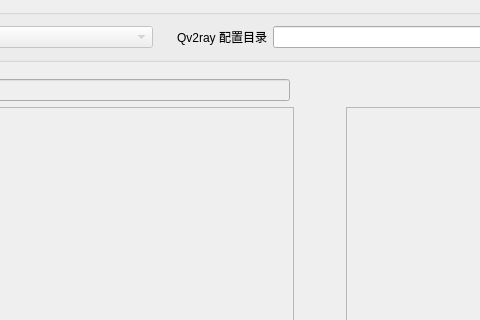
cangyin/PQv2ray, file ui/mainwin.ui: the form before one commit; both pictures show x 115 to 595 and y 0 to 320 of the 998 by 712 pixel window.
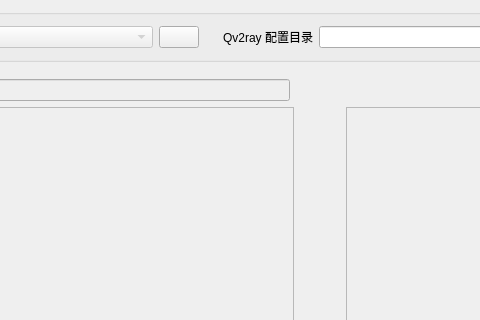
The form after the commit. Custom widgets are drawn as their Qt base class.

Commit message: feature: refresh button

What changed in the file:
```diff
--- a/ui/mainwin.ui
+++ b/ui/mainwin.ui
@@ -302,6 +302,19 @@
            </property>
           </widget>
          </item>
+         <item>
+          <widget class="QPushButton" name="btnRefreshList">
+           <property name="sizePolicy">
+            <sizepolicy hsizetype="Fixed" vsizetype="Fixed">
+             <horstretch>0</horstretch>
+             <verstretch>0</verstretch>
+            </sizepolicy>
+           </property>
+           <property name="text">
+            <string/>
+           </property>
+          </widget>
+         </item>
         </layout>
        </item>
        <item>
```
The commit also changes 3 other files.
